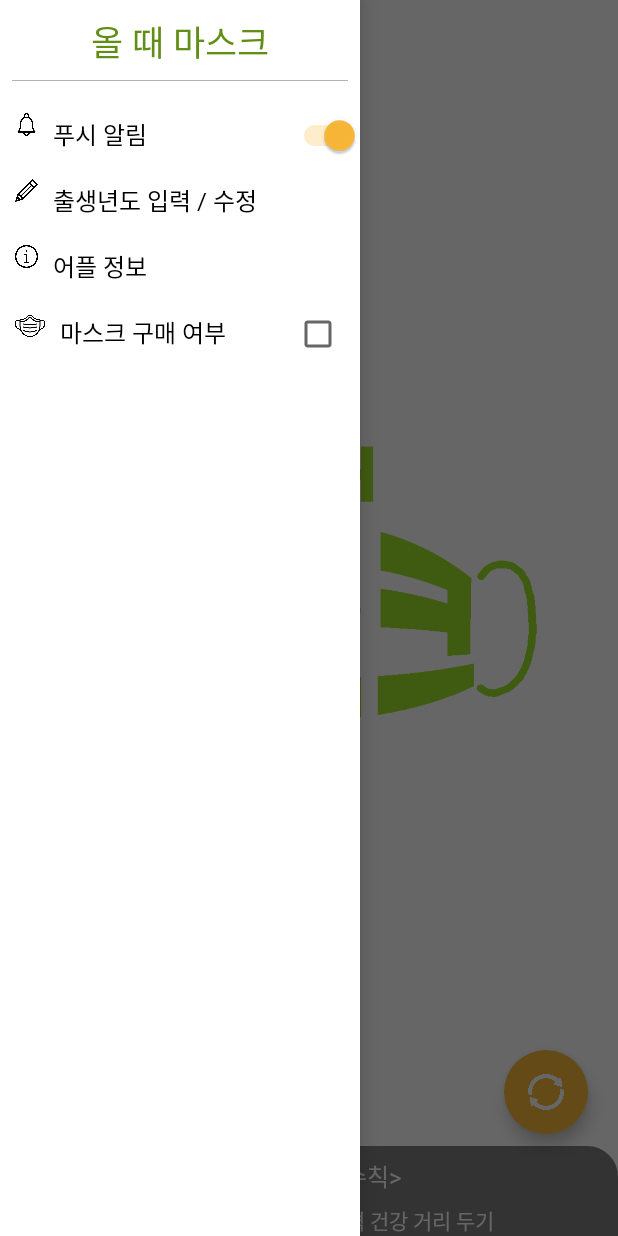
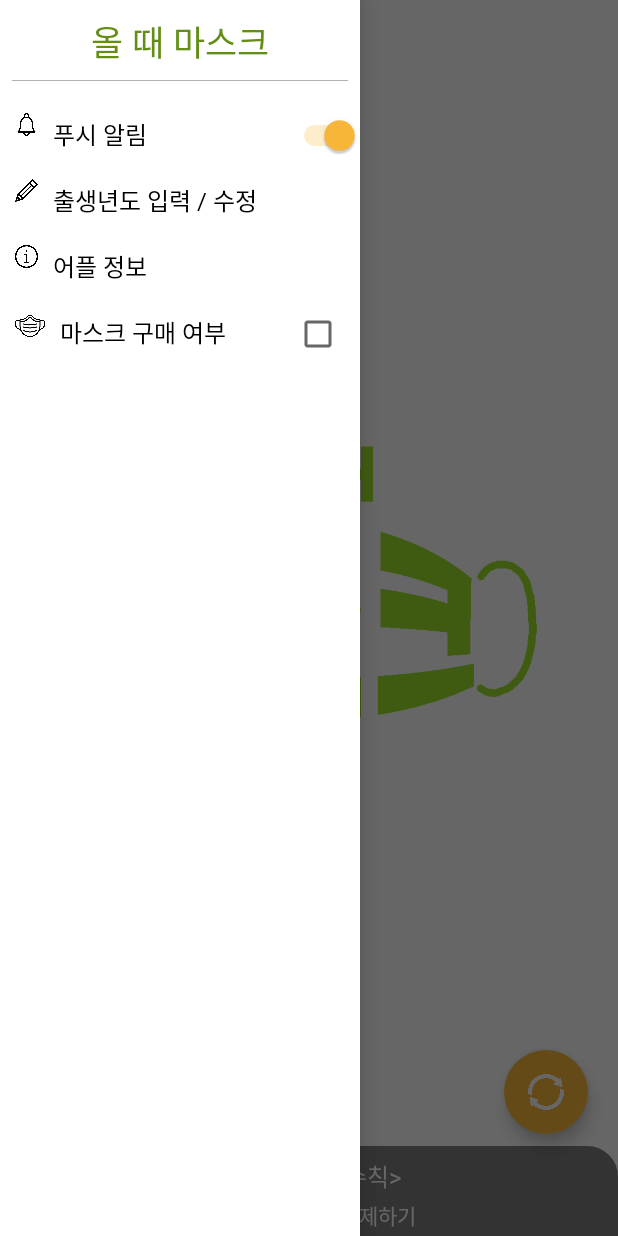
Before and after one commit to FractalOSS2020/Mask-day, an Android app: the screen it shows after launch (MainActivity), with the side drawer open, on a phone screen of 412 x 824 dp. Run offline under Robolectric (Android 15) with nearby library versions, the phone set to English and light mode, and no system bars; libraries missing offline, so code that uses them is left out: io.realm; 1 statement that could not run was skipped.

Commit message:
생활 수칙 랜덤으로 보여주기

```diff
--- a/android/app/src/main/java/com/example/maskday/MainActivity.java
+++ b/android/app/src/main/java/com/example/maskday/MainActivity.java
@@ -29,6 +29,7 @@ import android.widget.Button;
 import android.widget.ImageView;
 import android.widget.LinearLayout;
 import android.widget.NumberPicker;
+import android.widget.TextView;
 import android.widget.Toast;
 
 import androidx.annotation.NonNull;
@@ -42,6 +43,7 @@ import androidx.drawerlayout.widget.DrawerLayout;
 import com.google.android.material.floatingactionbutton.FloatingActionButton;
 
 import java.util.Calendar;
+import java.util.Random;
 
 import io.realm.Realm;
 import io.realm.RealmResults;
@@ -63,6 +65,9 @@ public class MainActivity extends AppCompatActivity {
     private FloatingActionButton floatingActionButton;
     private Realm realm;
     private RealmResults<UserModel> userData;
+    private TextView daily_rule;
+
+
 
 
     @Override
@@ -77,6 +82,7 @@ public class MainActivity extends AppCompatActivity {
         }
         Realm.init(this);
         init();
+        randomRule();
 
         webView.getSettings().setJavaScriptEnabled(true);
         webView.loadUrl(url);
@@ -120,6 +126,9 @@ public class MainActivity extends AppCompatActivity {
            @Override
            public void onClick(View view) {
                //어플 정보 볼 수 있는 Activity 로 이동
+               Intent intent = new Intent(MainActivity.this,AppInfoActivity.class);
+               startActivity(intent);
+
            }
        });
     }
@@ -152,6 +161,7 @@ public class MainActivity extends AppCompatActivity {
         appInfoLayout = (LinearLayout) findViewById(R.id.app_info);
         maskCheckLayout = (LinearLayout) findViewById(R.id.mask_checked);
         floatingActionButton = (FloatingActionButton) findViewById(R.id.refresh_btn);
+        daily_rule = (TextView)findViewById(R.id.daily_rule_text);
     }
 
     private void showBirthDayPicker() {
@@ -204,10 +214,10 @@ public class MainActivity extends AppCompatActivity {
         realm = Realm.getDefaultInstance();
         UserModel userModel = new UserModel();
 
-        realm.beginTransaction();
-        userModel = realm.createObject(UserModel.class);
-        userModel.setBirthYear(birthYear);
-        realm.commitTransaction();
+//        realm.beginTransaction();
+//        userModel = realm.createObject(UserModel.class);
+//        userModel.setBirthYear(birthYear);
+//        realm.commitTransaction();
         Log.d("출생년도", birthYear + "");
     }
 
@@ -370,6 +380,21 @@ public class MainActivity extends AppCompatActivity {
 
     }
 
+
+    private void randomRule(){
+
+        String[] strings ={"증상이 있으면 빨리 코로나19 검사 받기","마스크 착용 생활화","30초 손씻기와 손 소독 자주하기","사람과 사람 사이, 두 팔 간격 건강 거리 두기"
+        ,"매일 2번 이상 환기, 주기적 소독","집회/모임/회식 자제하기","거리는 멀어져도 마음은 가까이"};
+
+        int randomNum = (int)(Math.random() * strings.length);
+        daily_rule.setText( strings[randomNum]);
+
+
+
+
+
+    }
+
     private class WebViewClientClass extends WebViewClient {
         @Override
         public boolean shouldOverrideUrlLoading(WebView view, String url) {
--- a/android/app/src/main/res/layout/activity_main.xml
+++ b/android/app/src/main/res/layout/activity_main.xml
@@ -19,7 +19,19 @@
             app:layout_constraintBottom_toBottomOf="parent"
             app:layout_constraintEnd_toEndOf="parent"
             app:layout_constraintStart_toStartOf="parent"
-            app:layout_constraintTop_toTopOf="parent" />
+            app:layout_constraintTop_toTopOf="parent" >
+
+        </WebView>
+
+        <View
+            android:id="@+id/view"
+            android:layout_width="wrap_content"
+            android:layout_height="60dp"
+            android:alpha="0.5"
+            android:background="@drawable/round_background"
+            app:layout_constraintBottom_toBottomOf="parent"
+            app:layout_constraintEnd_toEndOf="parent"
+            app:layout_constraintStart_toStartOf="parent" />
 
         <ImageView
             android:id="@+id/menu"
@@ -33,17 +45,6 @@
             android:tint="@color/black"
             android:background="?attr/selectableItemBackground"
             app:srcCompat="@drawable/bars" />
-
-        <View
-            android:id="@+id/view"
-            android:layout_width="wrap_content"
-            android:layout_height="60dp"
-            android:alpha="0.5"
-            android:background="@drawable/round_background"
-            app:layout_constraintBottom_toBottomOf="parent"
-            app:layout_constraintEnd_toEndOf="parent"
-            app:layout_constraintHorizontal_bias="0.0"
-            app:layout_constraintStart_toStartOf="parent" />
 
         <TextView
             android:id="@+id/today_rule"
@@ -69,7 +70,7 @@
             app:layout_constraintBottom_toBottomOf="@+id/view"
             app:layout_constraintEnd_toEndOf="parent"
             app:layout_constraintStart_toStartOf="parent"
-            app:layout_constraintTop_toBottomOf="@+id/textView3" />
+            app:layout_constraintTop_toBottomOf="@+id/today_rule" />
 
         <com.google.android.material.floatingactionbutton.FloatingActionButton
             android:id="@+id/refresh_btn"
```
